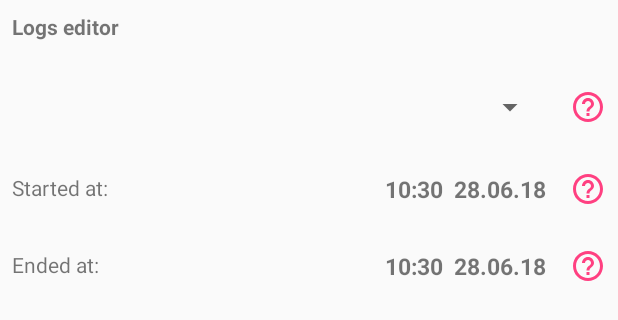
After one commit to pksokolowski/Monitor, an Android app: the layout easy_ui_logs_editor.xml on its own in the app's theme, with its tools: preview values and no code run, on a phone screen of 412 x 824 dp. The commit adds this screen. Shown: the top 320 px of the screen. Run offline under Robolectric (Android 15) with nearby library versions, the phone set to English and light mode, and no system bars.

Commit message:
prepare new logs editor UI
Layout for the editor was designed and additional small classes created
as necessary, namely PopUpMessage - showing small hints with a GOT IT
button to close them. MiniHelp compound view acts like a local, single
text input, or other contol, related help, shows hints via PopUpMessage.
MiniHelp gets message string from arrtibutes defined in layout,
therefore there is no need to implement listeners in classes using the
control.

```diff
--- a/app/src/main/java/com/example/sokol/monitor/EasyLogsDialog/EasyLogsEditor.java
+++ b/app/src/main/java/com/example/sokol/monitor/EasyLogsDialog/EasyLogsEditor.java
@@ -22,17 +22,19 @@ public class EasyLogsEditor extends DialogFragment {
         void onLogCreated(Log log);
         void onLogDeleted(Log log, int i);
         void onLogChanged(Log log, int i);
-        void onCancelled(Log log);
     }
 
     @Override
     public Dialog onCreateDialog(Bundle savedInstanceState) {
         super.onCreate(savedInstanceState);
         LayoutInflater inflater = getActivity().getLayoutInflater();
-        mView = inflater.inflate(R.layout.easy_ui_dialog, null);
+        mView = inflater.inflate(R.layout.easy_ui_logs_editor, null);
 
-        AlertDialog.Builder builder = new AlertDialog.Builder(getActivity());
-        builder.setView(mView);
+        AlertDialog.Builder builder = new AlertDialog.Builder(getActivity())
+                .setView(mView)
+                .setNeutralButton("delete", null)
+                .setPositiveButton("save", null)
+                .setNegativeButton("cancel", null);
 
         return builder.create();
     }
--- a/app/src/main/java/com/example/sokol/monitor/EasyLogsDialog/EasyUILogsFragment.java
+++ b/app/src/main/java/com/example/sokol/monitor/EasyLogsDialog/EasyUILogsFragment.java
@@ -119,10 +119,4 @@ public class EasyUILogsFragment extends DialogFragment implements EasyLogsAdapte
     public void onLogChanged(Log log, int i) {
         mLogsAdapter.change(i);
     }
-
-    @Override
-    public void onCancelled(Log log) {
-
-    }
-
 }
--- /dev/null
+++ b/app/src/main/java/com/example/sokol/monitor/Help/MiniHelp.java
@@ -0,0 +1,57 @@
+package com.example.sokol.monitor.Help;
+
+import android.app.Activity;
+import android.content.Context;
+import android.content.res.TypedArray;
+import android.support.annotation.NonNull;
+import android.support.annotation.Nullable;
+import android.util.AttributeSet;
+import android.view.MotionEvent;
+import android.view.View;
+import android.widget.FrameLayout;
+import android.widget.ImageView;
+
+import com.example.sokol.monitor.PopUpMessage;
+import com.example.sokol.monitor.R;
+
+public class MiniHelp extends FrameLayout implements View.OnTouchListener {
+    private String mMessage;
+
+    public MiniHelp(@NonNull Context context) {
+        super(context);
+        setup(context);
+    }
+
+    public MiniHelp(@NonNull Context context, @Nullable AttributeSet attrs) {
+        super(context, attrs);
+        TypedArray a = context.getTheme().obtainStyledAttributes(
+                attrs,
+                R.styleable.MiniHelp,
+                0, 0);
+        try {
+            String text = a.getString(R.styleable.MiniHelp_message);
+            setMessage(text);
+        } finally {
+            a.recycle();
+        }
+        setup(context);
+    }
+
+    public void setMessage(String message){
+        mMessage = message;
+    }
+
+    private void setup(Context context) {
+        inflate(context, R.layout.help_mini, this);
+
+        ImageView image = findViewById(R.id.imageView);
+        image.setOnTouchListener(this);
+    }
+
+    @Override
+    public boolean onTouch(View view, MotionEvent motionEvent) {
+        PopUpMessage.pop((Activity) getContext(), mMessage);
+        return false;
+    }
+
+}
--- /dev/null
+++ b/app/src/main/java/com/example/sokol/monitor/PopUpMessage.java
@@ -0,0 +1,32 @@
+package com.example.sokol.monitor;
+
+import android.app.Activity;
+import android.app.AlertDialog;
+import android.app.Dialog;
+import android.content.DialogInterface;
+import android.os.Bundle;
+import android.app.DialogFragment;
+
+public class PopUpMessage extends DialogFragment {
+    @Override
+    public Dialog onCreateDialog(Bundle savedInstanceState) {
+
+        AlertDialog.Builder builder = new AlertDialog.Builder(getActivity())
+                .setMessage(mMessage)
+                .setPositiveButton(R.string.pop_up_got_it, null);
+
+        return builder.create();
+    }
+
+    public static void pop(Activity context, String message){
+        PopUpMessage popUp = new PopUpMessage();
+        popUp.setMessage(message);
+        popUp.show(context.getFragmentManager(), "popUp message");
+    }
+
+    private String mMessage;
+
+    public void setMessage(String message){
+        mMessage = message;
+    }
+}
--- /dev/null
+++ b/app/src/main/res/layout/easy_ui_logs_editor.xml
@@ -0,0 +1,107 @@
+<?xml version="1.0" encoding="utf-8"?>
+<android.support.constraint.ConstraintLayout
+    xmlns:android="http://schemas.android.com/apk/res/android"
+    xmlns:app="http://schemas.android.com/apk/res-auto"
+    xmlns:tools="http://schemas.android.com/tools"
+    android:layout_width="match_parent"
+    android:layout_height="match_parent">
+
+    <TextView
+        android:id="@+id/top_message"
+        android:layout_width="0dp"
+        android:layout_height="wrap_content"
+        android:layout_marginEnd="8dp"
+        android:layout_marginStart="8dp"
+        android:layout_marginTop="8dp"
+        tools:text="Logs editor"
+        android:textStyle="bold"
+        app:layout_constraintEnd_toEndOf="parent"
+        app:layout_constraintStart_toStartOf="parent"
+        app:layout_constraintTop_toTopOf="parent" />
+
+    <Spinner
+        android:id="@+id/spinner2"
+        android:layout_width="0dp"
+        android:layout_height="wrap_content"
+        android:layout_marginEnd="16dp"
+        android:layout_marginStart="8dp"
+        android:layout_marginTop="32dp"
+        app:layout_constraintEnd_toStartOf="@+id/help_category"
+        app:layout_constraintStart_toStartOf="parent"
+        app:layout_constraintTop_toBottomOf="@+id/top_message" />
+
+    <com.example.sokol.monitor.DateTimePicker.DateTimePicker
+        android:id="@+id/dateTimePicker"
+        android:layout_width="0dp"
+        android:layout_height="wrap_content"
+        android:layout_marginEnd="16dp"
+        app:layout_constraintEnd_toStartOf="@+id/help_start_time"
+        app:layout_constraintTop_toTopOf="@+id/textView6" />
+
+    <com.example.sokol.monitor.DateTimePicker.DateTimePicker
+        android:id="@+id/dateTimePicker2"
+        android:layout_width="0dp"
+        android:layout_height="wrap_content"
+        android:layout_marginEnd="16dp"
+        app:layout_constraintEnd_toStartOf="@+id/help_end_time"
+        app:layout_constraintTop_toTopOf="@+id/textView7" />
+
+    <com.example.sokol.monitor.Help.MiniHelp
+        android:id="@+id/help_category"
+        android:layout_width="wrap_content"
+        android:layout_height="wrap_content"
+        android:layout_marginEnd="8dp"
+        app:layout_constraintBottom_toBottomOf="@+id/spinner2"
+        app:layout_constraintEnd_toEndOf="parent"
+        app:layout_constraintTop_toTopOf="@+id/spinner2"
+        app:srcCompat="@drawable/ic_help_outline_accent_24dp"
+        app:message="@string/easy_ui_logs_minihelp_category"/>
+
+    <com.example.sokol.monitor.Help.MiniHelp
+        android:id="@+id/help_start_time"
+        android:layout_width="wrap_content"
+        android:layout_height="wrap_content"
+        android:layout_marginEnd="8dp"
+        app:layout_constraintBottom_toBottomOf="@+id/dateTimePicker"
+        app:layout_constraintEnd_toEndOf="parent"
+        app:layout_constraintTop_toTopOf="@+id/dateTimePicker"
+        app:srcCompat="@drawable/ic_help_outline_accent_24dp"
+        app:message="@string/easy_ui_logs_minihelp_start_time"/>
+
+    <com.example.sokol.monitor.Help.MiniHelp
+        android:id="@+id/help_end_time"
+        android:layout_width="wrap_content"
+        android:layout_height="wrap_content"
+        android:layout_marginEnd="8dp"
+        app:layout_constraintBottom_toBottomOf="@+id/dateTimePicker2"
+        app:layout_constraintEnd_toEndOf="parent"
+        app:layout_constraintTop_toTopOf="@+id/dateTimePicker2"
+        app:srcCompat="@drawable/ic_help_outline_accent_24dp"
+        app:message="@string/easy_ui_logs_minihelp_end_time"/>
+
+    <TextView
+        android:id="@+id/textView6"
+        android:layout_width="wrap_content"
+        android:layout_height="wrap_content"
+        android:layout_marginStart="8dp"
+        android:layout_marginTop="32dp"
+        android:text="@string/easy_ui_logs_tv_start_time"
+        app:layout_constraintStart_toStartOf="parent"
+        app:layout_constraintTop_toBottomOf="@+id/spinner2" />
+
+    <TextView
+        android:id="@+id/textView7"
+        android:layout_width="wrap_content"
+        android:layout_height="wrap_content"
+        android:layout_marginBottom="32dp"
+        android:layout_marginStart="8dp"
+        android:layout_marginTop="32dp"
+        android:text="@string/easy_ui_logs_tv_end_time"
+        app:layout_constraintBottom_toBottomOf="parent"
+        app:layout_constraintStart_toStartOf="parent"
+        app:layout_constraintTop_toBottomOf="@+id/textView6"
+        app:layout_constraintVertical_bias="0.0" />
+
+
+
+</android.support.constraint.ConstraintLayout>
--- /dev/null
+++ b/app/src/main/res/layout/help_mini.xml
@@ -0,0 +1,12 @@
+<?xml version="1.0" encoding="utf-8"?>
+<FrameLayout xmlns:android="http://schemas.android.com/apk/res/android"
+    xmlns:app="http://schemas.android.com/apk/res-auto"
+    android:layout_width="wrap_content"
+    android:layout_height="wrap_content">
+
+    <ImageView
+        android:id="@+id/imageView"
+        android:layout_width="wrap_content"
+        android:layout_height="match_parent"
+        app:srcCompat="@drawable/ic_help_outline_accent_24dp" />
+</FrameLayout>
--- a/app/src/main/res/values/attrs.xml
+++ b/app/src/main/res/values/attrs.xml
@@ -3,4 +3,8 @@
     <attr name="importantTextViewColor" format="reference|color" />
     <attr name="chartsMainColor" format="reference|color" />
     <attr name="listItemBackground" format="integer" />
+
+    <declare-styleable name="MiniHelp">
+        <attr name="message" format="string"/>
+    </declare-styleable>
 </resources>
--- a/app/src/main/res/values/strings.xml
+++ b/app/src/main/res/values/strings.xml
@@ -129,4 +129,11 @@
     <string name="notification_channel_silent_title">silent notification controls</string>
     <string name="notification_channel_silent_description">The sole notification in this channel works as a remote and is the only mean of letting the app know when work starts/ends within a given category. This channel\'s notification should make no sound.</string>
 
+    <string name="pop_up_got_it">got it</string>
+    <string name="easy_ui_logs_minihelp_category">Tap on the category selection field, select category from the drop down list.</string>
+    <string name="easy_ui_logs_minihelp_start_time">select time when the activity began. Touch time, hours and minutes, to change time. Tap date if you need to change it too.</string>
+    <string name="easy_ui_logs_minihelp_end_time">select time when the activity ended. Touch time, hours and minutes, to change time. Tap date if you need to change it too.</string>
+    <string name="easy_ui_logs_tv_start_time">Started at:</string>
+    <string name="easy_ui_logs_tv_end_time">Ended at:</string>
+
 </resources>
```
Also changed, not shown: 1 other file.
